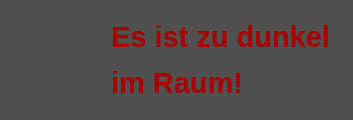
Before: the Qt Designer form ui/allgemeinWarnung.ui in TimLehmitz/ICOS, drawn with Qt 5.
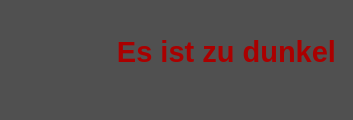
After: the same form once the commit is applied. Icons and pictures are not drawn.

Commit message: upgrade für warnungen

What changed in the file:
```diff
--- a/ui/allgemeinWarnung.ui
+++ b/ui/allgemeinWarnung.ui
@@ -60,7 +60,10 @@
         <bool>true</bool>
        </property>
        <property name="text">
-        <string>&lt;html&gt;&lt;head/&gt;&lt;body&gt;&lt;p&gt;&lt;span style=&quot; font-size:22pt; font-weight:600; color:#aa0000;&quot;&gt;Es ist zu dunkel&lt;/span&gt;&lt;/p&gt;&lt;p&gt;&lt;span style=&quot; font-size:22pt; font-weight:600; color:#aa0000;&quot;&gt;im Raum!&lt;/span&gt;&lt;/p&gt;&lt;/body&gt;&lt;/html&gt;</string>
+        <string>&lt;html&gt;&lt;head/&gt;&lt;body&gt;&lt;p align=&quot;center&quot;&gt;&lt;span style=&quot; font-size:22pt; font-weight:600; color:#aa0000;&quot;&gt;Es ist zu dunkel&lt;/span&gt;&lt;/p&gt;&lt;p&gt;&lt;br/&gt;&lt;/p&gt;&lt;/body&gt;&lt;/html&gt;</string>
+       </property>
+       <property name="alignment">
+        <set>Qt::AlignBottom|Qt::AlignHCenter</set>
        </property>
       </widget>
      </item>
```
The commit also changes 1 other file.
